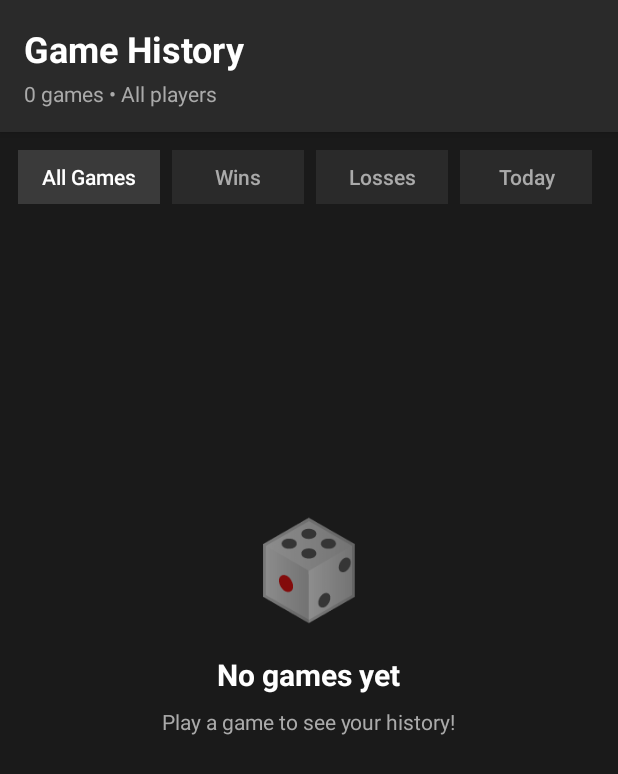
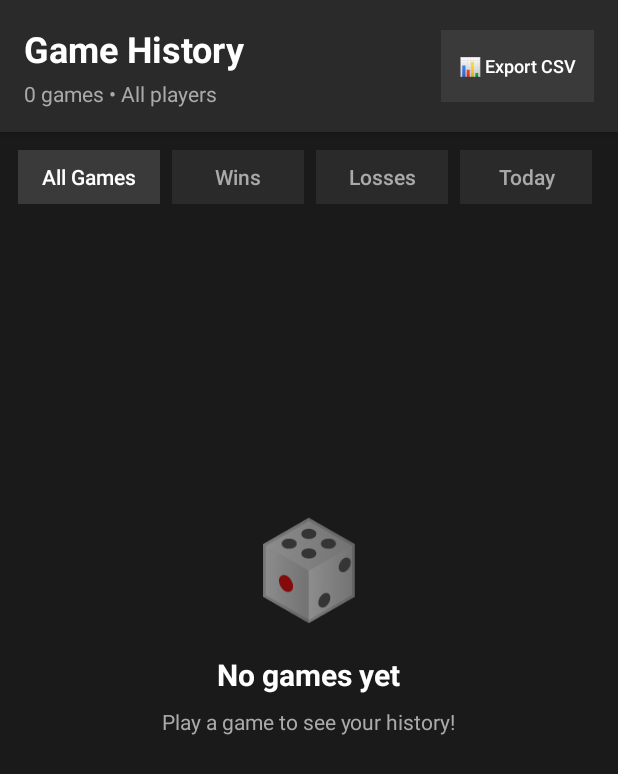
Before and after one commit to lakshnarr/lastdrop-game, an Android app: the GameHistoryActivity screen opened directly, with no data from a screen before it, on a phone screen of 412 x 824 dp. Shown: the top 774 px of the screen. Run offline under Robolectric (Android 15) with nearby library versions, the phone set to English and light mode, and no system bars; our stand-ins replace Room's generated code.

Commit message:
Add Share and Export functionality for game results
Features:
- GameShareHelper: Utility class for sharing game results
- Share game results as text (placement, score, achievements)
- Share leaderboard rankings with win stats
- Share win streaks with fire emojis
- Share profile stats summary
- Export game history as CSV file

Share Options:
- Individual game share button in history items
- Export CSV button in game history header ( Export CSV)
- Exports include: date, result, placement, score, players, duration, bonuses, droughts
- CSV files saved with player name and timestamp

Integration:
- FileProvider configured for sharing files securely
- file_paths.xml for cache/files/external access
- Share intents for text and file attachments
- Proper MIME types (text/plain, text/csv)

UI Updates:
- Share button ( Share Result) on each game history card
- Export button in header with responsive layout
- Share uses Android Share Sheet for app selection

```diff
--- a/app/src/main/res/layout/activity_game_history.xml
+++ b/app/src/main/res/layout/activity_game_history.xml
@@ -18,6 +18,17 @@
         app:layout_constraintStart_toStartOf="parent"
         app:layout_constraintTop_toTopOf="parent">
 
+        <LinearLayout
+            android:layout_width="match_parent"
+            android:layout_height="wrap_content"
+            android:orientation="horizontal">
+
+            <LinearLayout
+                android:layout_width="0dp"
+                android:layout_height="wrap_content"
+                android:layout_weight="1"
+                android:orientation="vertical">
+
                 <TextView
                     android:layout_width="wrap_content"
                     android:layout_height="wrap_content"
@@ -34,6 +45,22 @@
                     android:text="All games • All players"
                     android:textColor="#AAAAAA"
                     android:textSize="14sp" />
+            </LinearLayout>
+
+            <Button
+                android:id="@+id/btnExportCSV"
+                style="@style/Widget.AppCompat.Button.Borderless"
+                android:layout_width="wrap_content"
+                android:layout_height="wrap_content"
+                android:layout_gravity="center_vertical"
+                android:background="#3a3a3a"
+                android:paddingStart="12dp"
+                android:paddingEnd="12dp"
+                android:text="📊 Export CSV"
+                android:textAllCaps="false"
+                android:textColor="#FFFFFF"
+                android:textSize="12sp" />
+        </LinearLayout>
     </LinearLayout>
 
     <!-- Filter Tabs -->
--- /dev/null
+++ b/app/src/main/res/xml/file_paths.xml
@@ -0,0 +1,6 @@
+<?xml version="1.0" encoding="utf-8"?>
+<paths xmlns:android="http://schemas.android.com/apk/res/android">
+    <cache-path name="shared_files" path="." />
+    <files-path name="app_files" path="." />
+    <external-files-path name="external_files" path="." />
+</paths>
```
Also changed, not shown: app/src/main/AndroidManifest.xml (+11 -0 lines), app/src/main/java/com/example/lastdrop/GameHistoryActivity.kt (+44 -0 lines), app/src/main/java/com/example/lastdrop/GameShareHelper.kt (added, +211 -0 lines), app/src/main/res/layout/item_game_history.xml (+13 -0 lines). Lines whose indentation alone changed are shown as unchanged.
